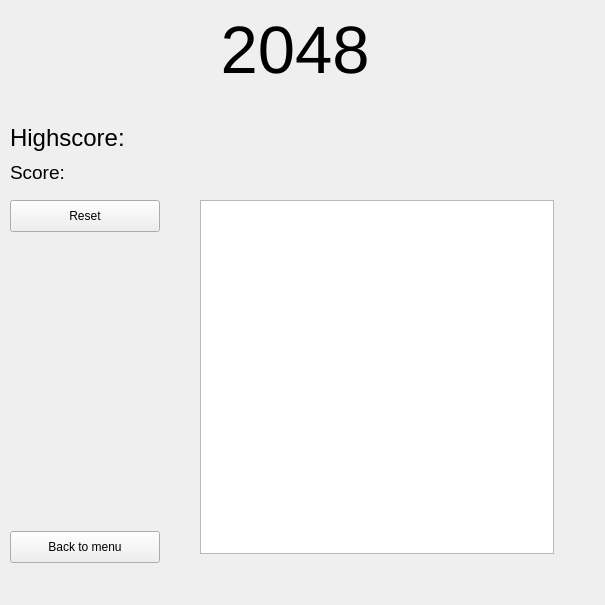
Above: 2048/view/2048.ui from trygvevang/MiniGames before the change. Below: the same form after it.
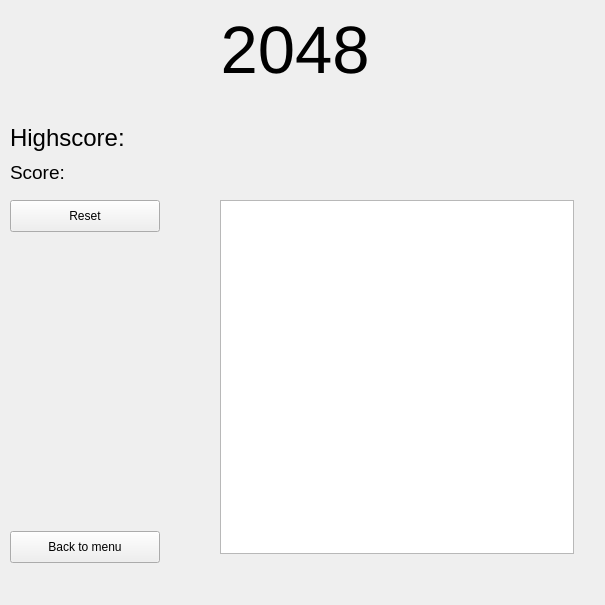
That is the form after the change.

Commit message: Fixing arrow keys in 2048 and saves score on reset

Patch:
```diff
--- a/2048/view/2048.ui
+++ b/2048/view/2048.ui
@@ -52,22 +52,6 @@
     <string>Score:</string>
    </property>
   </widget>
-  <widget class="QGraphicsView" name="boardView">
-   <property name="geometry">
-    <rect>
-     <x>200</x>
-     <y>200</y>
-     <width>354</width>
-     <height>354</height>
-    </rect>
-   </property>
-   <property name="sizePolicy">
-    <sizepolicy hsizetype="Fixed" vsizetype="Fixed">
-     <horstretch>0</horstretch>
-     <verstretch>0</verstretch>
-    </sizepolicy>
-   </property>
-  </widget>
   <widget class="QLabel" name="label_3">
    <property name="geometry">
     <rect>
@@ -115,6 +99,41 @@
     <string>Reset</string>
    </property>
   </widget>
+  <widget class="QFrame" name="boardFrame">
+   <property name="geometry">
+    <rect>
+     <x>220</x>
+     <y>200</y>
+     <width>354</width>
+     <height>354</height>
+    </rect>
+   </property>
+   <property name="frameShape">
+    <enum>QFrame::StyledPanel</enum>
+   </property>
+   <property name="frameShadow">
+    <enum>QFrame::Raised</enum>
+   </property>
+   <widget class="QGraphicsView" name="boardView">
+    <property name="geometry">
+     <rect>
+      <x>0</x>
+      <y>0</y>
+      <width>354</width>
+      <height>354</height>
+     </rect>
+    </property>
+    <property name="sizePolicy">
+     <sizepolicy hsizetype="Fixed" vsizetype="Fixed">
+      <horstretch>0</horstretch>
+      <verstretch>0</verstretch>
+     </sizepolicy>
+    </property>
+    <property name="focusPolicy">
+     <enum>Qt::StrongFocus</enum>
+    </property>
+   </widget>
+  </widget>
  </widget>
  <resources/>
  <connections/>
```
The commit also changes 2 other files.
